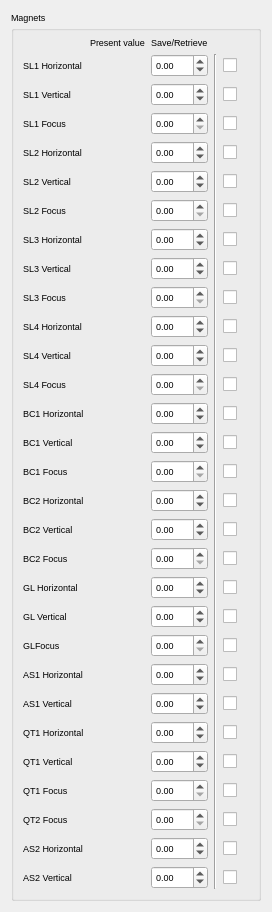
Before: the Qt Designer form src/widgets/ui/snapshot_magnets.ui in srgblnch/LinacGUI, drawn with Qt 5.
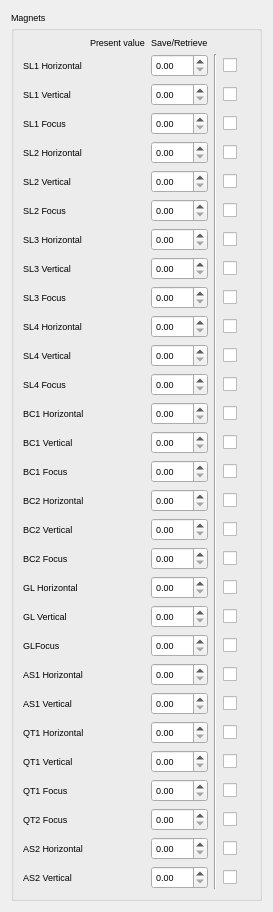
After: the same form once the commit is applied. Custom widgets are drawn as their Qt base class.

The edit to the form file:
```diff
--- a/src/widgets/ui/snapshot_magnets.ui
+++ b/src/widgets/ui/snapshot_magnets.ui
@@ -6,7 +6,7 @@
    <rect>
     <x>0</x>
     <y>0</y>
-    <width>272</width>
+    <width>273</width>
     <height>808</height>
    </rect>
   </property>
@@ -60,33 +60,13 @@
        <widget class="TaurusLabel" name="bc2HRead"/>
       </item>
       <item row="19" column="2">
-       <widget class="QDoubleSpinBox" name="glHWrite">
-        <property name="minimum">
-         <double>-2.000000000000000</double>
-        </property>
-        <property name="maximum">
-         <double>2.000000000000000</double>
-        </property>
-        <property name="singleStep">
-         <double>0.010000000000000</double>
-        </property>
-       </widget>
+       <widget class="QDoubleSpinBox" name="glHWrite"/>
       </item>
       <item row="19" column="1">
        <widget class="TaurusLabel" name="glHRead"/>
       </item>
       <item row="29" column="2">
-       <widget class="QDoubleSpinBox" name="as2VWrite">
-        <property name="minimum">
-         <double>-2.000000000000000</double>
-        </property>
-        <property name="maximum">
-         <double>2.000000000000000</double>
-        </property>
-        <property name="singleStep">
-         <double>0.010000000000000</double>
-        </property>
-       </widget>
+       <widget class="QDoubleSpinBox" name="as2VWrite"/>
       </item>
       <item row="20" column="5">
        <widget class="QCheckBox" name="glVCheck">
@@ -160,17 +140,7 @@
        </widget>
       </item>
       <item row="23" column="2">
-       <widget class="QDoubleSpinBox" name="as1VWrite">
-        <property name="minimum">
-         <double>-2.000000000000000</double>
-        </property>
-        <property name="maximum">
-         <double>2.000000000000000</double>
-        </property>
-        <property name="singleStep">
-         <double>0.010000000000000</double>
-        </property>
-       </widget>
+       <widget class="QDoubleSpinBox" name="as1VWrite"/>
       </item>
       <item row="21" column="5">
        <widget class="QCheckBox" name="glFCheck">
@@ -187,17 +157,7 @@
        </widget>
       </item>
       <item row="20" column="2">
-       <widget class="QDoubleSpinBox" name="glVWrite">
-        <property name="minimum">
-         <double>-2.000000000000000</double>
-        </property>
-        <property name="maximum">
-         <double>2.000000000000000</double>
-        </property>
-        <property name="singleStep">
-         <double>0.010000000000000</double>
-        </property>
-       </widget>
+       <widget class="QDoubleSpinBox" name="glVWrite"/>
       </item>
       <item row="17" column="1">
        <widget class="TaurusLabel" name="bc2VRead"/>
@@ -265,17 +225,7 @@
        </widget>
       </item>
       <item row="25" column="2">
-       <widget class="QDoubleSpinBox" name="qt1VWrite">
-        <property name="minimum">
-         <double>-16.000000000000000</double>
-        </property>
-        <property name="maximum">
-         <double>16.000000000000000</double>
-        </property>
-        <property name="singleStep">
-         <double>0.010000000000000</double>
-        </property>
-       </widget>
+       <widget class="QDoubleSpinBox" name="qt1VWrite"/>
       </item>
       <item row="27" column="0">
        <widget class="QLabel" name="qt2FLabel">
@@ -285,20 +235,7 @@
        </widget>
       </item>
       <item row="16" column="2">
-       <widget class="QDoubleSpinBox" name="bc2HWrite">
-        <property name="minimum">
-         <double>-2.000000000000000</double>
-        </property>
-        <property name="maximum">
-         <double>2.000000000000000</double>
-        </property>
-        <property name="singleStep">
-         <double>0.010000000000000</double>
-        </property>
-        <property name="value">
-         <double>0.000000000000000</double>
-        </property>
-       </widget>
+       <widget class="QDoubleSpinBox" name="bc2HWrite"/>
       </item>
       <item row="26" column="1">
        <widget class="TaurusLabel" name="qt1FRead"/>
@@ -334,17 +271,7 @@
        </widget>
       </item>
       <item row="24" column="2">
-       <widget class="QDoubleSpinBox" name="qt1HWrite">
-        <property name="minimum">
-         <double>-16.000000000000000</double>
-        </property>
-        <property name="maximum">
-         <double>16.000000000000000</double>
-        </property>
-        <property name="singleStep">
-         <double>0.010000000000000</double>
-        </property>
-       </widget>
+       <widget class="QDoubleSpinBox" name="qt1HWrite"/>
       </item>
       <item row="17" column="0">
        <widget class="QLabel" name="bc2VLabel">
@@ -391,46 +318,16 @@
        <widget class="TaurusLabel" name="as1VRead"/>
       </item>
       <item row="22" column="2">
-       <widget class="QDoubleSpinBox" name="as1HWrite">
-        <property name="minimum">
-         <double>-2.000000000000000</double>
-        </property>
-        <property name="maximum">
-         <double>2.000000000000000</double>
-        </property>
-        <property name="singleStep">
-         <double>0.010000000000000</double>
-        </property>
-       </widget>
+       <widget class="QDoubleSpinBox" name="as1HWrite"/>
       </item>
       <item row="17" column="2">
-       <widget class="QDoubleSpinBox" name="bc2VWrite">
-        <property name="minimum">
-         <double>-2.000000000000000</double>
-        </property>
-        <property name="maximum">
-         <double>2.000000000000000</double>
-        </property>
-        <property name="singleStep">
-         <double>0.010000000000000</double>
-        </property>
-       </widget>
+       <widget class="QDoubleSpinBox" name="bc2VWrite"/>
       </item>
       <item row="4" column="1">
        <widget class="TaurusLabel" name="sl2HRead"/>
       </item>
       <item row="28" column="2">
-       <widget class="QDoubleSpinBox" name="as2HWrite">
-        <property name="minimum">
-         <double>-2.000000000000000</double>
-        </property>
-        <property name="maximum">
-         <double>2.000000000000000</double>
-        </property>
-        <property name="singleStep">
-         <double>0.010000000000000</double>
-        </property>
-       </widget>
+       <widget class="QDoubleSpinBox" name="as2HWrite"/>
       </item>
       <item row="25" column="0">
        <widget class="QLabel" name="qt1VLabel">
@@ -487,17 +384,7 @@
        <widget class="TaurusLabel" name="sl4VRead"/>
       </item>
       <item row="11" column="2">
-       <widget class="QDoubleSpinBox" name="sl4VWrite">
-        <property name="minimum">
-         <double>-2.000000000000000</double>
-        </property>
-        <property name="maximum">
-         <double>2.000000000000000</double>
-        </property>
-        <property name="singleStep">
-         <double>0.010000000000000</double>
-        </property>
-       </widget>
+       <widget class="QDoubleSpinBox" name="sl4VWrite"/>
       </item>
       <item row="12" column="0">
        <widget class="QLabel" name="sl4FLabel">
@@ -524,17 +411,7 @@
        </widget>
       </item>
       <item row="7" column="2">
-       <widget class="QDoubleSpinBox" name="sl3HWrite">
-        <property name="minimum">
-         <double>-2.000000000000000</double>
-        </property>
-        <property name="maximum">
-         <double>2.000000000000000</double>
-        </property>
-        <property name="singleStep">
-         <double>0.010000000000000</double>
-        </property>
-       </widget>
+       <widget class="QDoubleSpinBox" name="sl3HWrite"/>
       </item>
       <item row="1" column="5">
        <widget class="QCheckBox" name="sl1HCheck">
@@ -544,17 +421,7 @@
        </widget>
       </item>
       <item row="8" column="2">
-       <widget class="QDoubleSpinBox" name="sl3VWrite">
-        <property name="minimum">
-         <double>-2.000000000000000</double>
-        </property>
-        <property name="maximum">
-         <double>2.000000000000000</double>
-        </property>
-        <property name="singleStep">
-         <double>0.010000000000000</double>
-        </property>
-       </widget>
+       <widget class="QDoubleSpinBox" name="sl3VWrite"/>
       </item>
       <item row="5" column="5">
        <widget class="QCheckBox" name="sl2VCheck">
@@ -578,29 +445,10 @@
        </widget>
       </item>
       <item row="4" column="2">
-       <widget class="QDoubleSpinBox" name="sl2HWrite">
-        <property name="minimum">
-         <double>-2.000000000000000</double>
-        </property>
-        <property name="maximum">
-         <double>2.000000000000000</double>
-        </property>
-        <property name="singleStep">
-         <double>0.010000000000000</double>
-        </property>
-       </widget>
+       <widget class="QDoubleSpinBox" name="sl2HWrite"/>
       </item>
       <item row="5" column="2">
        <widget class="QDoubleSpinBox" name="sl2VWrite">
-        <property name="minimum">
-         <double>-2.000000000000000</double>
-        </property>
-        <property name="maximum">
-         <double>2.000000000000000</double>
-        </property>
-        <property name="singleStep">
-         <double>0.010000000000000</double>
-        </property>
         <property name="value">
          <double>0.000000000000000</double>
         </property>
@@ -689,17 +537,7 @@
        <widget class="TaurusLabel" name="sl1FRead"/>
       </item>
       <item row="1" column="2">
-       <widget class="QDoubleSpinBox" name="sl1HWrite">
-        <property name="minimum">
-         <double>-2.000000000000000</double>
-        </property>
-        <property name="maximum">
-         <double>2.000000000000000</double>
-        </property>
-        <property name="singleStep">
-         <double>0.010000000000000</double>
-        </property>
-       </widget>
+       <widget class="QDoubleSpinBox" name="sl1HWrite"/>
       </item>
       <item row="5" column="1">
        <widget class="TaurusLabel" name="sl2VRead"/>
@@ -739,17 +577,7 @@
        </widget>
       </item>
       <item row="2" column="2">
-       <widget class="QDoubleSpinBox" name="sl1VWrite">
-        <property name="minimum">
-         <double>-2.000000000000000</double>
-        </property>
-        <property name="maximum">
-         <double>2.000000000000000</double>
-        </property>
-        <property name="singleStep">
-         <double>0.010000000000000</double>
-        </property>
-       </widget>
+       <widget class="QDoubleSpinBox" name="sl1VWrite"/>
       </item>
       <item row="38" column="1">
        <spacer name="verticalSpacer">
@@ -795,17 +623,7 @@
        <widget class="TaurusLabel" name="sl1VRead"/>
       </item>
       <item row="10" column="2">
-       <widget class="QDoubleSpinBox" name="sl4HWrite">
-        <property name="minimum">
-         <double>-2.000000000000000</double>
-        </property>
-        <property name="maximum">
-         <double>2.000000000000000</double>
-        </property>
-        <property name="singleStep">
-         <double>0.010000000000000</double>
-        </property>
-       </widget>
+       <widget class="QDoubleSpinBox" name="sl4HWrite"/>
       </item>
       <item row="13" column="1">
        <widget class="TaurusLabel" name="bc1HRead"/>
@@ -825,17 +643,7 @@
        </widget>
       </item>
       <item row="13" column="2">
-       <widget class="QDoubleSpinBox" name="bc1HWrite">
-        <property name="minimum">
-         <double>-2.000000000000000</double>
-        </property>
-        <property name="maximum">
-         <double>2.000000000000000</double>
-        </property>
-        <property name="singleStep">
-         <double>0.010000000000000</double>
-        </property>
-       </widget>
+       <widget class="QDoubleSpinBox" name="bc1HWrite"/>
       </item>
       <item row="13" column="5">
        <widget class="QCheckBox" name="bc1HCheck">
@@ -855,17 +663,7 @@
        <widget class="TaurusLabel" name="bc1VRead"/>
       </item>
       <item row="14" column="2">
-       <widget class="QDoubleSpinBox" name="bc1VWrite">
-        <property name="minimum">
-         <double>-2.000000000000000</double>
-        </property>
-        <property name="maximum">
-         <double>2.000000000000000</double>
-        </property>
-        <property name="singleStep">
-         <double>0.010000000000000</double>
-        </property>
-       </widget>
+       <widget class="QDoubleSpinBox" name="bc1VWrite"/>
       </item>
       <item row="14" column="5">
        <widget class="QCheckBox" name="bc1VCheck">
```
Left out of the diff: 81 changed lines with no effect on the pictures.
